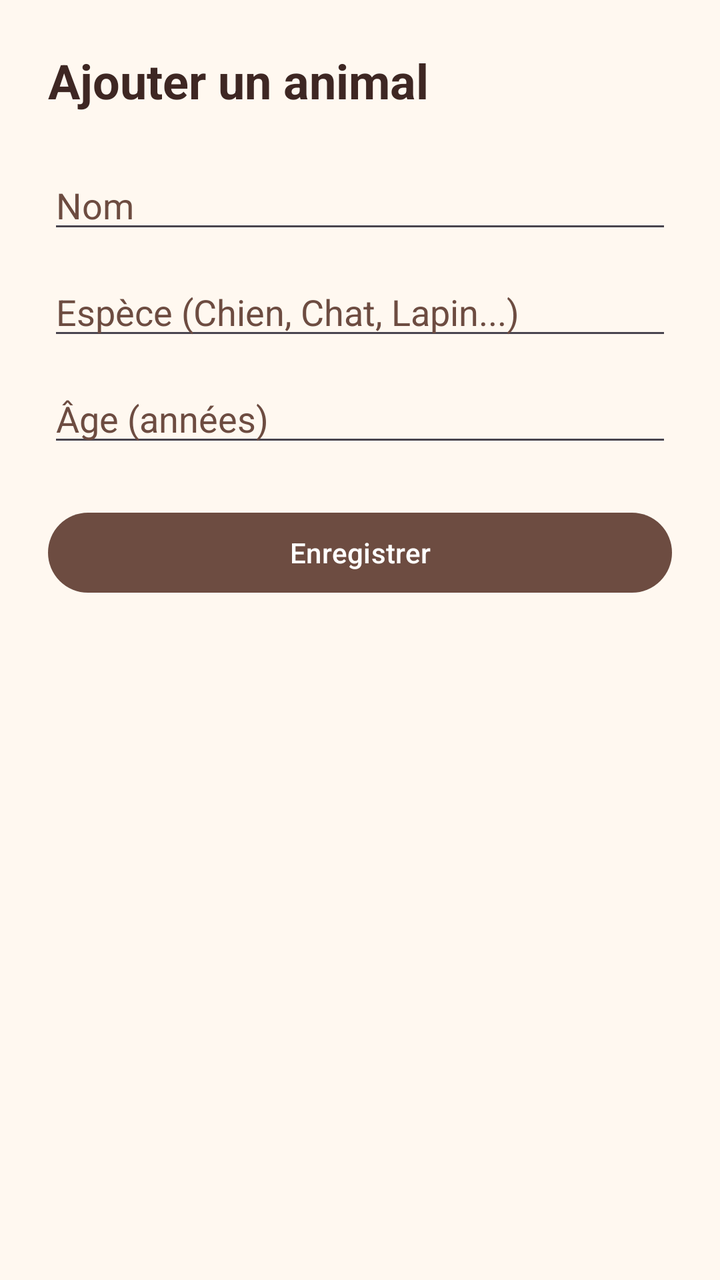
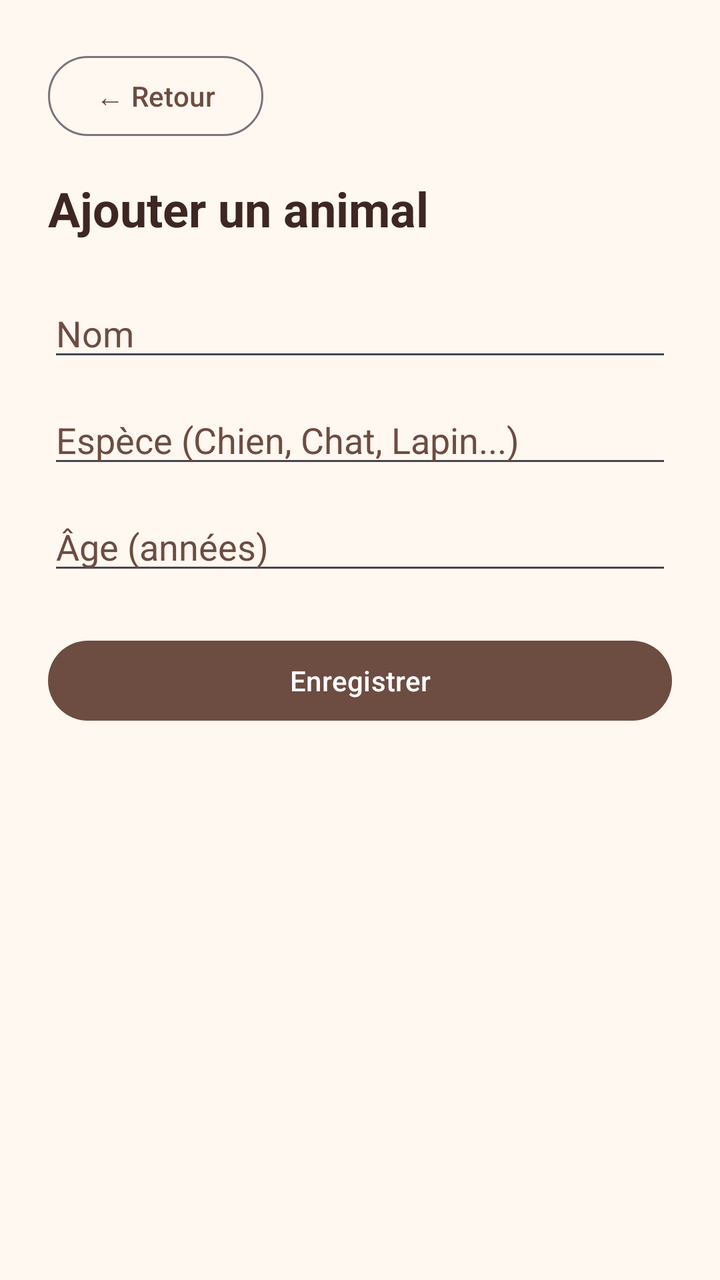

Two renders of the same Android screen: before a commit and after it. Below are the layout's source before the change and the commit's diff.
<!-- AndroidManifest.xml: application theme Theme.WorkshopPetShelter -->
<!-- res/layout/activity_add_pet.xml -->
<ScrollView xmlns:android="http://schemas.android.com/apk/res/android"
    xmlns:app="http://schemas.android.com/apk/res-auto"
    android:layout_width="match_parent"
    android:layout_height="match_parent"
    android:background="@color/app_background"
    android:fillViewport="true">

    <LinearLayout
        android:layout_width="match_parent"
        android:layout_height="wrap_content"
        android:orientation="vertical"
        android:padding="24dp">

        <TextView
            android:id="@+id/tvAddPetTitle"
            android:layout_width="match_parent"
            android:layout_height="wrap_content"
            android:text="Ajouter un animal"
            android:textColor="@color/text_primary"
            android:textSize="24sp"
            android:textStyle="bold" />

        <EditText
            android:id="@+id/etPetName"
            android:layout_width="match_parent"
            android:layout_height="wrap_content"
            android:layout_marginTop="24dp"
            android:hint="Nom"
            android:inputType="textPersonName"
            android:maxLines="1"
            android:textColor="@color/text_primary"
            android:textColorHint="@color/accent" />

        <EditText
            android:id="@+id/etPetSpecies"
            android:layout_width="match_parent"
            android:layout_height="wrap_content"
            android:layout_marginTop="12dp"
            android:hint="Espèce (Chien, Chat, Lapin...)"
            android:inputType="text"
            android:maxLines="1"
            android:textColor="@color/text_primary"
            android:textColorHint="@color/accent" />

        <EditText
            android:id="@+id/etPetAge"
            android:layout_width="match_parent"
            android:layout_height="wrap_content"
            android:layout_marginTop="12dp"
            android:hint="Âge (années)"
            android:inputType="number"
            android:maxLines="1"
            android:textColor="@color/text_primary"
            android:textColorHint="@color/accent" />

        <com.google.android.material.button.MaterialButton
            android:id="@+id/btnSavePet"
            android:layout_width="match_parent"
            android:layout_height="wrap_content"
            android:layout_marginTop="24dp"
            android:text="Enregistrer"
            android:textAllCaps="false"
            app:backgroundTint="@color/accent" />

    </LinearLayout>

</ScrollView>
<!-- resources referenced by this layout -->
<resources>
  <color name="accent">#6D4C41</color>
  <color name="app_background">#FFF8F0</color>
  <color name="text_primary">#3E2723</color>
  <style name="Theme.WorkshopPetShelter" parent="Theme.Material3.DayNight.NoActionBar" />
</resources>

<!-- the commit's change to res/layout/activity_add_pet.xml (unified diff, before → after) -->
@@ -11,10 +11,22 @@
         android:orientation="vertical"
         android:padding="24dp">
 
+        
+        <com.google.android.material.button.MaterialButton
+            android:id="@+id/btnBack"
+            style="@style/Widget.Material3.Button.OutlinedButton"
+            android:layout_width="wrap_content"
+            android:layout_height="wrap_content"
+            android:contentDescription="Retour"
+            android:text="← Retour"
+            android:textAllCaps="false"
+            android:textColor="@color/accent" />
+
         <TextView
             android:id="@+id/tvAddPetTitle"
             android:layout_width="match_parent"
             android:layout_height="wrap_content"
+            android:layout_marginTop="16dp"
             android:text="Ajouter un animal"
             android:textColor="@color/text_primary"
             android:textSize="24sp"
